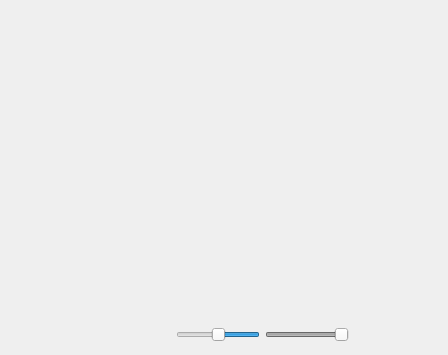
Above: src/view/poseviewer/poseviewer.ui from florianblume/6d-pat before the change. Below: the same form after it.
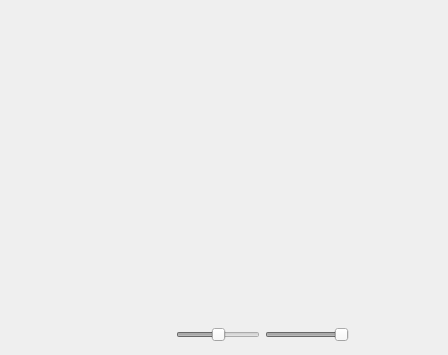
That is the form after the change.

```diff
--- a/src/view/poseviewer/poseviewer.ui
+++ b/src/view/poseviewer/poseviewer.ui
@@ -154,6 +154,9 @@
       </item>
       <item>
        <widget class="QSlider" name="sliderZoom">
+        <property name="enabled">
+         <bool>false</bool>
+        </property>
         <property name="sizePolicy">
          <sizepolicy hsizetype="Fixed" vsizetype="Fixed">
           <horstretch>0</horstretch>
@@ -167,19 +170,19 @@
          <number>1</number>
         </property>
         <property name="maximum">
-         <number>5</number>
+         <number>3</number>
         </property>
         <property name="singleStep">
          <number>1</number>
         </property>
         <property name="value">
-         <number>3</number>
+         <number>2</number>
         </property>
         <property name="orientation">
          <enum>Qt::Horizontal</enum>
         </property>
         <property name="invertedAppearance">
-         <bool>true</bool>
+         <bool>false</bool>
         </property>
         <property name="tickPosition">
          <enum>QSlider::NoTicks</enum>
```
